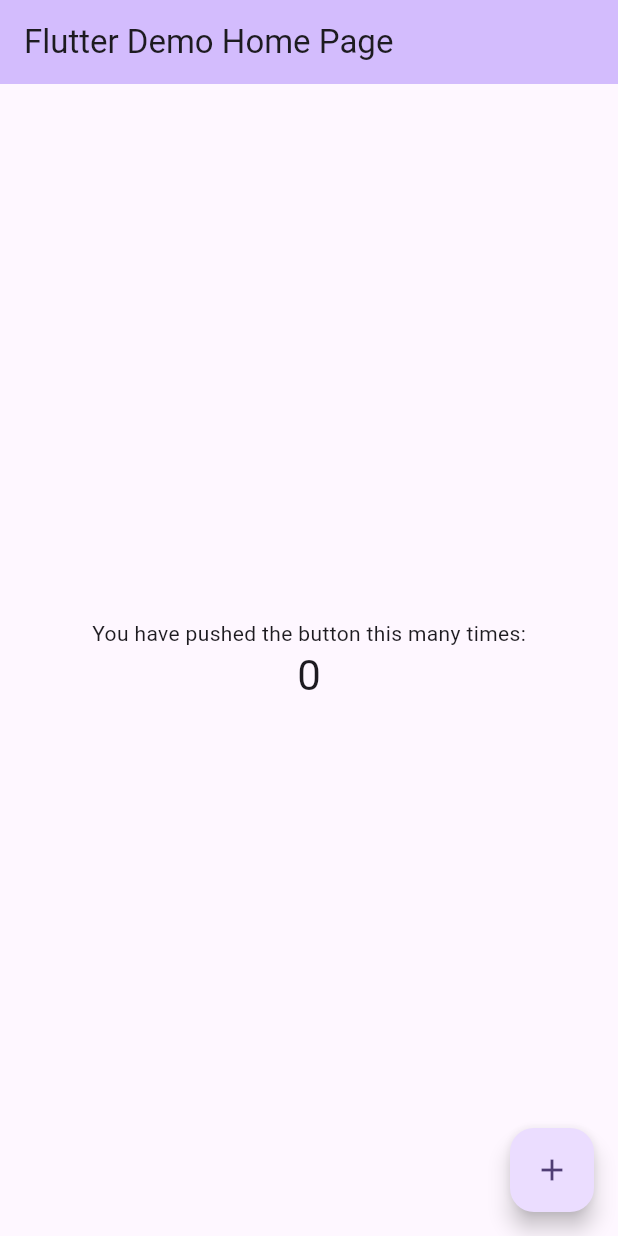
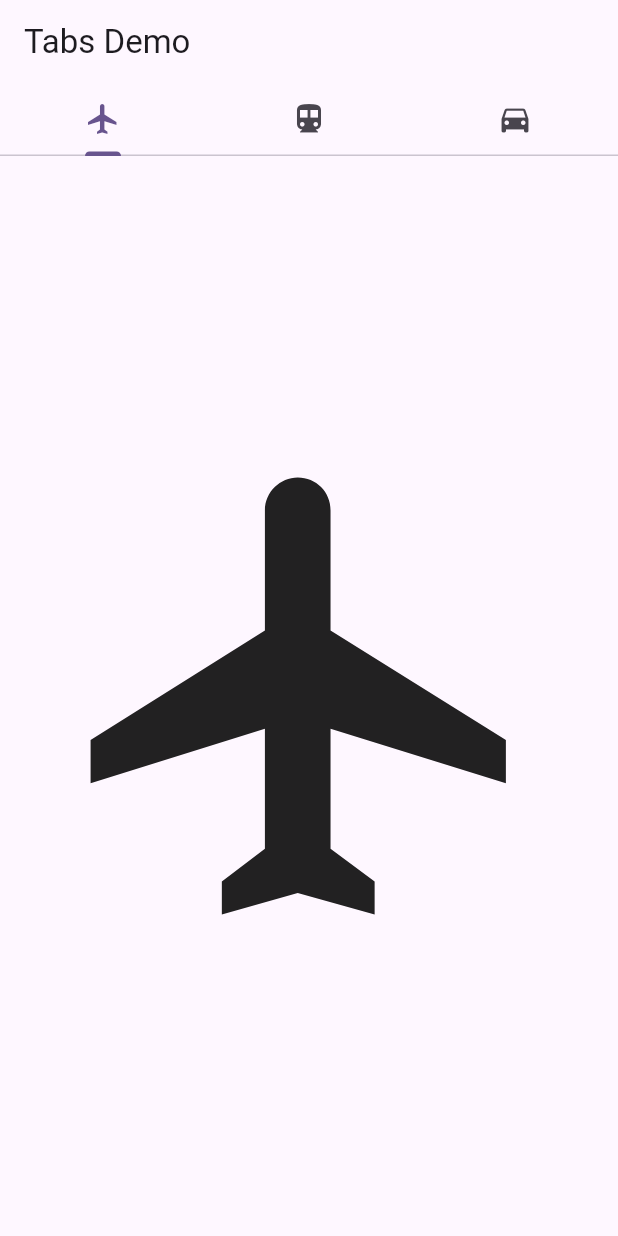
Before and after one commit to snowy73/InBytz, a Flutter app: the screen it shows after launch, on a phone screen of 412 x 824 dp. Run offline on Flutter 3.47's test engine with Material 2 defaults, Android fonts, the phone set to English and light mode, and no system bars.

Commit message:
added tabs

```diff
--- a/inbytz_front/lib/main.dart
+++ b/inbytz_front/lib/main.dart
@@ -76,50 +76,27 @@ class _MyHomePageState extends State<MyHomePage> {
     // The Flutter framework has been optimized to make rerunning build methods
     // fast, so that you can just rebuild anything that needs updating rather
     // than having to individually change instances of widgets.
-    return Scaffold(
-      appBar: AppBar(
-        // TRY THIS: Try changing the color here to a specific color (to
-        // Colors.amber, perhaps?) and trigger a hot reload to see the AppBar
-        // change color while the other colors stay the same.
-        backgroundColor: Theme.of(context).colorScheme.inversePrimary,
-        // Here we take the value from the MyHomePage object that was created by
-        // the App.build method, and use it to set our appbar title.
-        title: Text(widget.title),
-      ),
-      body: Center(
-        // Center is a layout widget. It takes a single child and positions it
-        // in the middle of the parent.
-        child: Column(
-          // Column is also a layout widget. It takes a list of children and
-          // arranges them vertically. By default, it sizes itself to fit its
-          // children horizontally, and tries to be as tall as its parent.
-          //
-          // Column has various properties to control how it sizes itself and
-          // how it positions its children. Here we use mainAxisAlignment to
-          // center the children vertically; the main axis here is the vertical
-          // axis because Columns are vertical (the cross axis would be
-          // horizontal).
-          //
-          // TRY THIS: Invoke "debug painting" (choose the "Toggle Debug Paint"
-          // action in the IDE, or press "p" in the console), to see the
-          // wireframe for each widget.
-          mainAxisAlignment: MainAxisAlignment.center,
-          children: <Widget>[
-            const Text(
-              'You have pushed the button this many times:',
-            ),
-            Text(
-              '$_counter',
-              style: Theme.of(context).textTheme.headlineMedium,
-            ),
+    return DefaultTabController(
+      length: 3,
+      child: Scaffold(
+        appBar: AppBar(
+          bottom: const TabBar(
+            tabs: [
+              Tab(icon: Icon(Icons.flight)),
+              Tab(icon: Icon(Icons.directions_transit)),
+              Tab(icon: Icon(Icons.directions_car)),
+            ],
+          ),
+          title: const Text('Tabs Demo'),
+        ),
+        body: const TabBarView(
+          children: [
+            Icon(Icons.flight, size: 350),
+            Icon(Icons.directions_transit, size: 350),
+            Icon(Icons.directions_car, size: 350),
           ],
         ),
       ),
-      floatingActionButton: FloatingActionButton(
-        onPressed: _incrementCounter,
-        tooltip: 'Increment',
-        child: const Icon(Icons.add),
-      ), // This trailing comma makes auto-formatting nicer for build methods.
     );
   }
 }
```
Also changed, not shown: 1 other file.
